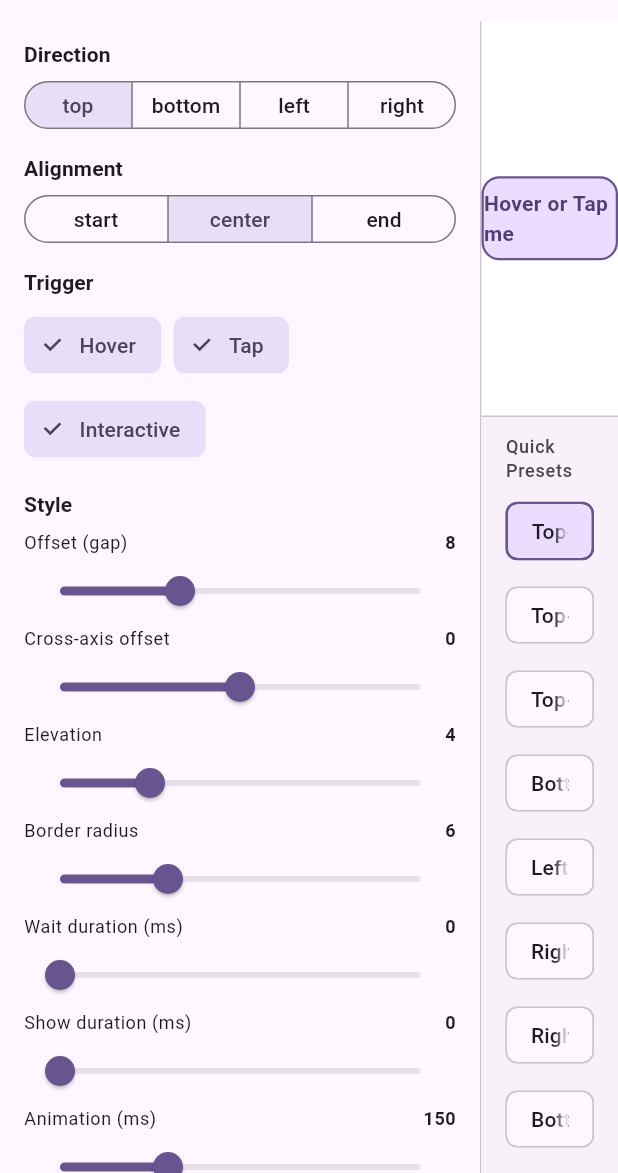
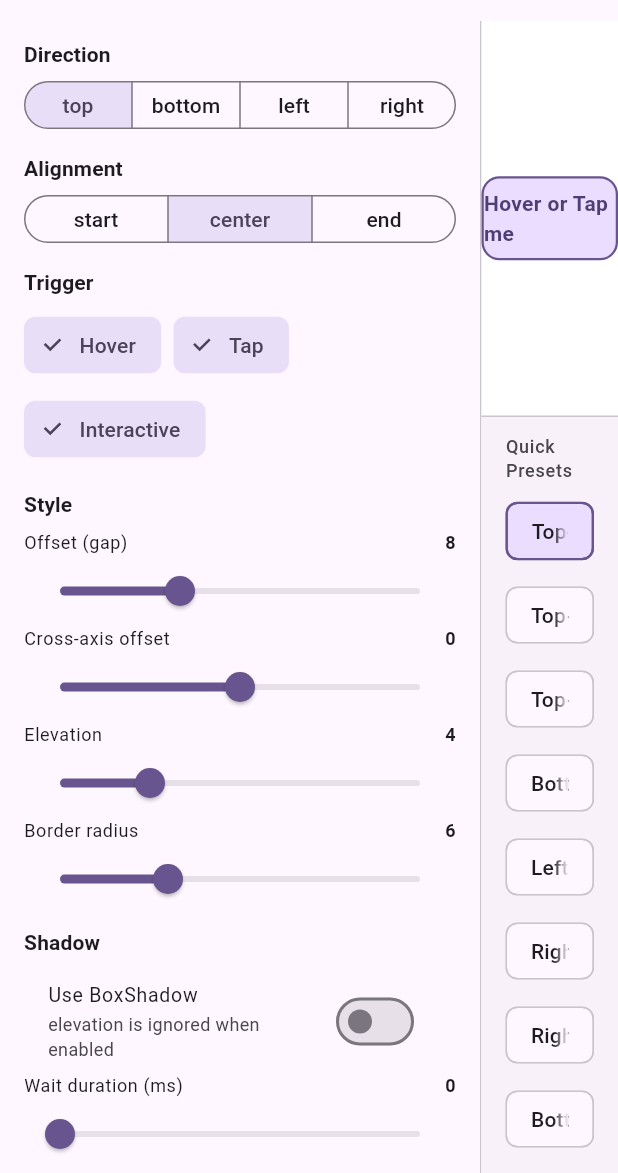
Before and after one commit to kihyun1998/just_tooltip, a Flutter app: the screen it shows after launch, on a phone screen of 412 x 824 dp, the part 63-1236 px from its top. Run offline on Flutter 3.47's test engine with Material 3 defaults, Android fonts, the phone set to English and light mode, and no system bars.

Commit message:
feat: add boxShadow parameter for custom tooltip shadow control

```diff
--- a/example/lib/main.dart
+++ b/example/lib/main.dart
@@ -99,6 +99,12 @@ class _PlaygroundPageState extends State<PlaygroundPage> {
   int _showDurationMs = 0;
   int _animDurationMs = 150;
   bool _useCustomContent = false;
+  bool _useBoxShadow = false;
+  double _shadowBlurRadius = 4.0;
+  double _shadowSpreadRadius = 0.0;
+  double _shadowOffsetX = 0.0;
+  double _shadowOffsetY = 2.0;
+  double _shadowOpacity = 0.3;
   Color _tooltipBg = const Color(0xFF616161);
 
   // Controller demo
@@ -227,6 +233,33 @@ class _PlaygroundPageState extends State<PlaygroundPage> {
         _slider('Border radius', _borderRadiusVal, 0, 20, (v) {
           setState(() => _borderRadiusVal = v);
         }),
+        const SizedBox(height: 8),
+
+        _sectionTitle('Shadow'),
+        SwitchListTile(
+          dense: true,
+          title: const Text('Use BoxShadow'),
+          subtitle: const Text('elevation is ignored when enabled'),
+          value: _useBoxShadow,
+          onChanged: (v) => setState(() => _useBoxShadow = v),
+        ),
+        if (_useBoxShadow) ...[
+          _slider('Blur radius', _shadowBlurRadius, 0, 20, (v) {
+            setState(() => _shadowBlurRadius = v);
+          }),
+          _slider('Spread radius', _shadowSpreadRadius, -5, 10, (v) {
+            setState(() => _shadowSpreadRadius = v);
+          }),
+          _slider('Offset X', _shadowOffsetX, -10, 10, (v) {
+            setState(() => _shadowOffsetX = v);
+          }),
+          _slider('Offset Y', _shadowOffsetY, -10, 10, (v) {
+            setState(() => _shadowOffsetY = v);
+          }),
+          _slider('Opacity', _shadowOpacity, 0, 1, (v) {
+            setState(() => _shadowOpacity = v);
+          }),
+        ],
         _slider('Wait duration (ms)', _waitDurationMs.toDouble(), 0, 1000, (v) {
           setState(() => _waitDurationMs = v.round());
         }),
@@ -322,6 +355,16 @@ class _PlaygroundPageState extends State<PlaygroundPage> {
       backgroundColor: _tooltipBg,
       borderRadius: BorderRadius.circular(_borderRadiusVal),
       elevation: _elevation,
+      boxShadow: _useBoxShadow
+          ? [
+              BoxShadow(
+                color: Colors.black.withValues(alpha: _shadowOpacity),
+                blurRadius: _shadowBlurRadius,
+                spreadRadius: _shadowSpreadRadius,
+                offset: Offset(_shadowOffsetX, _shadowOffsetY),
+              ),
+            ]
+          : null,
       enableTap: _enableTap,
       enableHover: _enableHover,
       interactive: _interactive,
--- a/lib/src/just_tooltip.dart
+++ b/lib/src/just_tooltip.dart
@@ -39,6 +39,7 @@ class JustTooltip extends StatefulWidget {
     this.borderRadius = const BorderRadius.all(Radius.circular(6)),
     this.padding = const EdgeInsets.symmetric(horizontal: 12, vertical: 8),
     this.elevation = 4.0,
+    this.boxShadow,
     this.textStyle,
     this.controller,
     this.enableTap = false,
@@ -90,7 +91,15 @@ class JustTooltip extends StatefulWidget {
   final EdgeInsets padding;
 
   /// The elevation (shadow) of the tooltip box.
+  ///
+  /// Ignored when [boxShadow] is provided.
   final double elevation;
+
+  /// Custom box shadows for the tooltip.
+  ///
+  /// When provided, [elevation] is ignored and these shadows are used instead,
+  /// allowing fine-grained control over shadow color, blur, spread, and offset.
+  final List<BoxShadow>? boxShadow;
 
   /// The text style for [message]. Ignored when [tooltipBuilder] is used.
   final TextStyle? textStyle;
@@ -364,6 +373,7 @@ class _JustTooltipState extends State<JustTooltip>
                   borderRadius: widget.borderRadius,
                   padding: widget.padding,
                   elevation: widget.elevation,
+                  boxShadow: widget.boxShadow,
                   message: widget.message,
                   tooltipBuilder: widget.tooltipBuilder,
                   textStyle: widget.textStyle,
--- a/lib/src/just_tooltip_overlay.dart
+++ b/lib/src/just_tooltip_overlay.dart
@@ -14,6 +14,7 @@ class JustTooltipOverlay extends StatelessWidget {
     required this.borderRadius,
     required this.padding,
     required this.elevation,
+    this.boxShadow,
     this.message,
     this.tooltipBuilder,
     this.textStyle,
@@ -29,6 +30,7 @@ class JustTooltipOverlay extends StatelessWidget {
   final BorderRadius borderRadius;
   final EdgeInsets padding;
   final double elevation;
+  final List<BoxShadow>? boxShadow;
   final String? message;
   final WidgetBuilder? tooltipBuilder;
   final TextStyle? textStyle;
@@ -36,20 +38,36 @@ class JustTooltipOverlay extends StatelessWidget {
 
   @override
   Widget build(BuildContext context) {
+    final content = Padding(
+      padding: padding,
+      child: tooltipBuilder != null
+          ? tooltipBuilder!(context)
+          : Text(
+              message!,
+              style: textStyle ?? TextStyle(color: Colors.white, fontSize: 14),
+            ),
+    );
+
+    if (boxShadow != null) {
+      return DecoratedBox(
+        decoration: BoxDecoration(
+          borderRadius: borderRadius,
+          boxShadow: boxShadow,
+        ),
+        child: Material(
+          elevation: 0,
+          borderRadius: borderRadius,
+          color: backgroundColor,
+          child: content,
+        ),
+      );
+    }
+
     return Material(
       elevation: elevation,
       borderRadius: borderRadius,
       color: backgroundColor,
-      child: Padding(
-        padding: padding,
-        child: tooltipBuilder != null
-            ? tooltipBuilder!(context)
-            : Text(
-                message!,
-                style:
-                    textStyle ?? TextStyle(color: Colors.white, fontSize: 14),
-              ),
-      ),
+      child: content,
     );
   }
 }
--- a/pubspec.yaml
+++ b/pubspec.yaml
@@ -1,5 +1,5 @@
 name: just_tooltip
-description: "A customizable Flutter tooltip with directional placement (top/bottom/left/right), fine-grained alignment (start/center/end), hover & tap triggers, programmatic controller, fade animation, and RTL support."
+description: "A lightweight, customizable Flutter tooltip with flexible placement, hover & tap triggers, programmatic control, and RTL support."
 version: 0.1.2
 homepage: https://github.com/kihyun1998/just_tooltip
 repository: https://github.com/kihyun1998/just_tooltip
```
Also changed, not shown: 1 other file.
